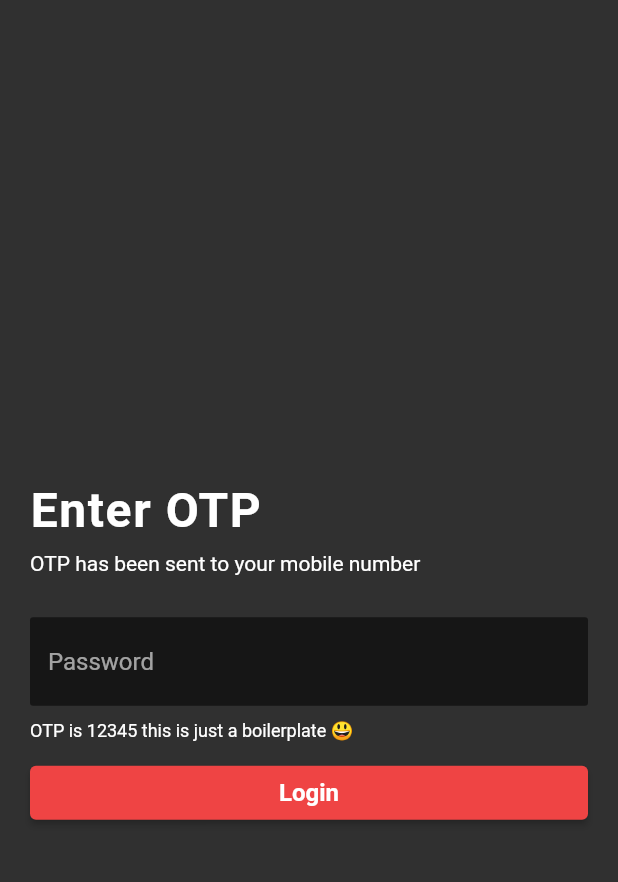
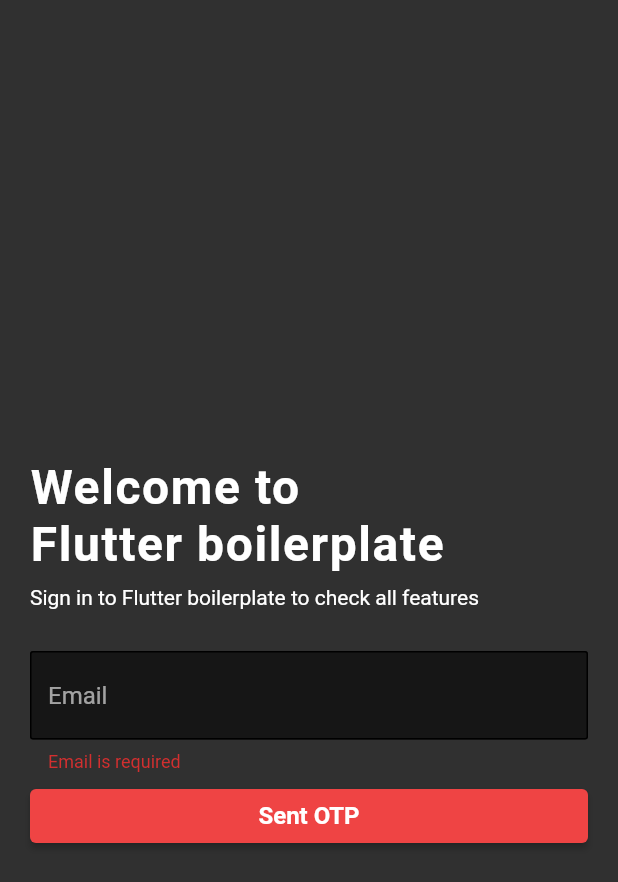
Before and after one commit to chenchunaidu/flutter_boilerplate, a Flutter app: the screen it shows after launch, after a tap on "Sent OTP", on a phone screen of 412 x 824 dp. Shown: the top 882 px of the screen. Run offline on Flutter 3.47's test engine with Material 2 defaults, Android fonts, the light colour scheme and no system bars; our stand-ins replace form_validator, get; network calls fail.

Commit message:
refactor: refactored-login-and-otp-forms-into-new-files

```diff
--- /dev/null
+++ b/lib/components/login-form.dart
@@ -0,0 +1,49 @@
+import 'package:flutter/material.dart';
+import 'package:flutter_biolerlate/components/vstack.dart';
+import 'package:form_validator/form_validator.dart';
+import 'package:get/get.dart';
+import '../layout/auth.dart';
+import '../theme/font.dart';
+import '../theme/inset.dart';
+
+class LoginForm extends StatefulWidget {
+  const LoginForm({Key? key}) : super(key: key);
+
+  @override
+  _LoginFormState createState() => _LoginFormState();
+}
+
+class _LoginFormState extends State<LoginForm> {
+  final _formKey = GlobalKey<FormState>();
+  var login = Get.find<AuthController>().login;
+  @override
+  Widget build(BuildContext context) {
+    return Form(
+      key: _formKey,
+      child: VStack(spacing: Insets.md, children: [
+        TextFormField(
+          validator: ValidationBuilder(requiredMessage: "Email is required")
+              .email("Please enter your email address")
+              .maxLength(50)
+              .build(),
+          keyboardType: TextInputType.emailAddress,
+          decoration: const InputDecoration(hintText: "Email"),
+        ),
+        SizedBox(
+            width: double.infinity,
+            child: ElevatedButton(
+              style: ElevatedButton.styleFrom(),
+              onPressed: () {
+                if (_formKey.currentState!.validate()) {
+                  Get.toNamed('/otp');
+                }
+              },
+              child: const Text(
+                "Sent OTP",
+                style: TextStyles.buttonText1,
+              ),
+            ))
+      ]),
+    );
+  }
+}
--- a/lib/screens/login.dart
+++ b/lib/screens/login.dart
@@ -1,51 +1,30 @@
 import 'package:flutter/material.dart';
 import 'package:flutter_biolerlate/components/auth-info.dart';
+import 'package:flutter_biolerlate/components/login-form.dart';
 import 'package:flutter_biolerlate/components/vstack.dart';
-import 'package:flutter_biolerlate/theme/font.dart';
 import 'package:flutter_biolerlate/theme/inset.dart';
 import 'package:get/get.dart';
-
-import '../layout/auth.dart';
 
 class Login extends StatelessWidget {
   Login({Key? key}) : super(key: key);
 
-  var login = Get.find<AuthController>().login;
-
   @override
   Widget build(BuildContext context) {
     return Container(
-        padding: EdgeInsets.all(Insets.xl),
-        child:
-            VStack(mainAxisAlignment: MainAxisAlignment.spaceEvenly, children: [
+        padding: const EdgeInsets.all(Insets.xl),
+        child: const VStack(
+            mainAxisAlignment: MainAxisAlignment.spaceEvenly,
+            children: [
               VStack(
                 spacing: Insets.xxl,
                 // crossAxisAlignment: CrossAxisAlignment.start,
                 children: [
-              const AuthInfo(
+                  AuthInfo(
                     label: "Welcome to\nFlutter boilerplate",
                     subLabel:
                         "Sign in to Flutter boilerplate to check all features",
                   ),
-              VStack(spacing: Insets.md, children: [
-                const TextField(
-                  keyboardType: TextInputType.emailAddress,
-                  decoration: InputDecoration(hintText: "Email"),
-                ),
-                SizedBox(
-                    width: double.infinity,
-                    child: ElevatedButton(
-                      style: ElevatedButton.styleFrom(),
-                      onPressed: () {
-                        login();
-                        Get.toNamed('/otp');
-                      },
-                      child: const Text(
-                        "Sent OTP",
-                        style: TextStyles.buttonText1,
-                      ),
-                    ))
-              ])
+                  LoginForm()
                 ],
               )
             ]));
--- a/lib/screens/otp.dart
+++ b/lib/screens/otp.dart
@@ -1,5 +1,6 @@
 import 'package:flutter/material.dart';
 import 'package:flutter_biolerlate/components/auth-info.dart';
+import 'package:flutter_biolerlate/components/otp-form.dart';
 import 'package:flutter_biolerlate/components/vstack.dart';
 import 'package:flutter_biolerlate/theme/font.dart';
 import 'package:flutter_biolerlate/theme/inset.dart';
@@ -18,46 +19,18 @@ class _OtpState extends State<OTP> {
   Widget build(BuildContext context) {
     return Container(
         padding: EdgeInsets.all(Insets.xl),
-        child:
-            VStack(mainAxisAlignment: MainAxisAlignment.spaceEvenly, children: [
+        child: const VStack(
+            mainAxisAlignment: MainAxisAlignment.spaceEvenly,
+            children: [
               VStack(
                 spacing: Insets.xxl,
                 // crossAxisAlignment: CrossAxisAlignment.start,
                 children: [
-              const AuthInfo(
+                  AuthInfo(
                     label: "Enter OTP",
                     subLabel: "OTP has been sent to your mobile number",
                   ),
-              VStack(
-                  spacing: Insets.lg,
-                  crossAxisAlignment: CrossAxisAlignment.start,
-                  children: [
-                    TextField(
-                      controller: passwordController,
-                      autocorrect: false,
-                      obscureText: true,
-                      keyboardType: TextInputType.visiblePassword,
-                      decoration: InputDecoration(hintText: "Password"),
-                    ),
-                    const Text(
-                      "OTP is 12345 this is just a boilerplate 😃",
-                      style: TextStyles.buttonText2,
-                    ),
-                    SizedBox(
-                        width: double.infinity,
-                        child: ElevatedButton(
-                          style: ElevatedButton.styleFrom(),
-                          onPressed: () {
-                            if (passwordController.text == "12345") {
-                              Get.toNamed('/home');
-                            }
-                          },
-                          child: const Text(
-                            "Login",
-                            style: TextStyles.buttonText1,
-                          ),
-                        ))
-                  ])
+                  OTPForm()
                 ],
               )
             ]));
--- a/pubspec.yaml
+++ b/pubspec.yaml
@@ -35,6 +35,7 @@ dependencies:
   # Use with the CupertinoIcons class for iOS style icons.
   cupertino_icons: ^1.0.2
   get: ^4.6.5
+  form_validator: ^2.1.1
 
 dev_dependencies:
   flutter_test:
```
Also changed, not shown: lib/components/otp-form.dart (added, +63 -0 lines), pubspec.lock. Lines whose indentation alone changed are shown as unchanged.
